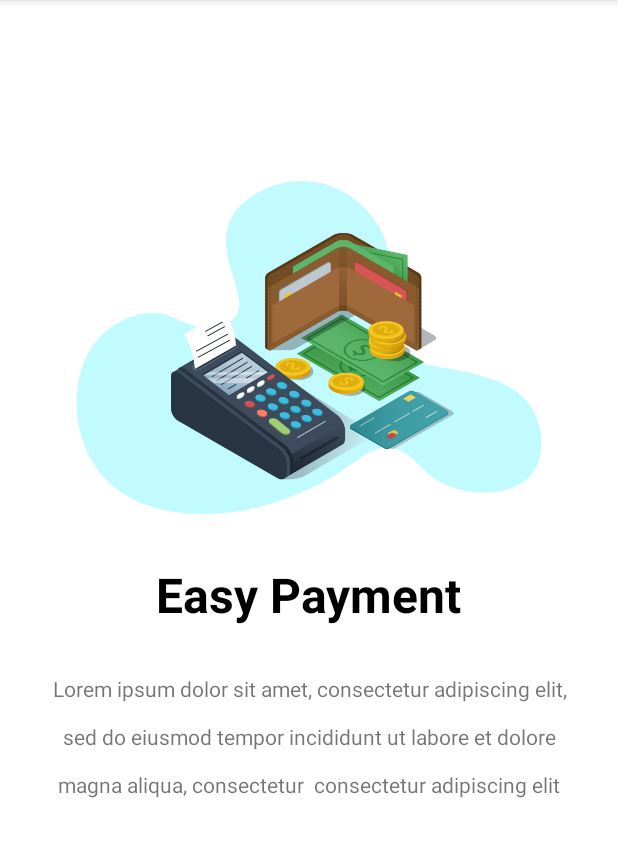
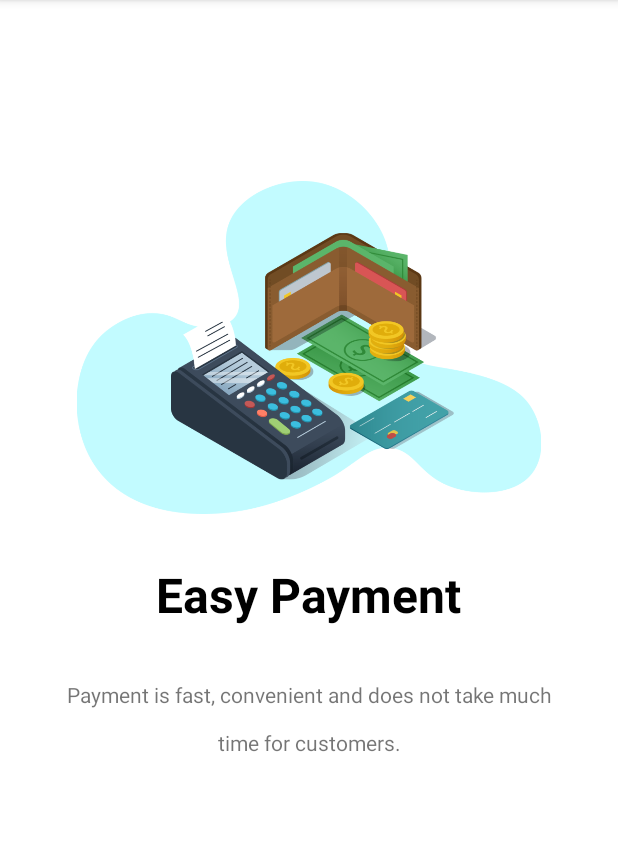
Before and after one commit to KingWind2906/DuAn1_Demo, an Android app: the screen it shows after launch (IntroActivity), item 3 of the bottom bar chosen, on a phone screen of 412 x 824 dp, the part 84-941 px from its top. Run offline under Robolectric (Android 15) with nearby library versions, the phone set to English and light mode, and no system bars.

Commit message:
Update IntroActivity.java
Đổi nội dung

```diff
--- a/app/src/main/java/com/poly/duan1_demo/intro/IntroActivity.java
+++ b/app/src/main/java/com/poly/duan1_demo/intro/IntroActivity.java
@@ -66,9 +66,9 @@ public class IntroActivity extends AppCompatActivity {
         // fill list screen
 
         final List<ScreenItem> mList = new ArrayList<>();
-        mList.add(new ScreenItem("Fresh Food","Lorem ipsum dolor sit amet, consectetur adipiscing elit, sed do eiusmod tempor incididunt ut labore et dolore magna aliqua, consectetur  consectetur adipiscing elit",R.drawable.img1));
-        mList.add(new ScreenItem("Fast Delivery","Lorem ipsum dolor sit amet, consectetur adipiscing elit, sed do eiusmod tempor incididunt ut labore et dolore magna aliqua, consectetur  consectetur adipiscing elit",R.drawable.img2));
-        mList.add(new ScreenItem("Easy Payment","Lorem ipsum dolor sit amet, consectetur adipiscing elit, sed do eiusmod tempor incididunt ut labore et dolore magna aliqua, consectetur  consectetur adipiscing elit",R.drawable.img3));
+        mList.add(new ScreenItem("Fresh Drink","Fresh drink products. 100% natural no preservatives",R.drawable.img1));
+        mList.add(new ScreenItem("Fast Delivery","Fast delivery, on time. Guaranteed intact goods.",R.drawable.img2));
+        mList.add(new ScreenItem("Easy Payment","Payment is fast, convenient and does not take much time for customers.",R.drawable.img3));
 
         // setup viewpager
         screenPager =findViewById(R.id.screen_viewpager);
```
